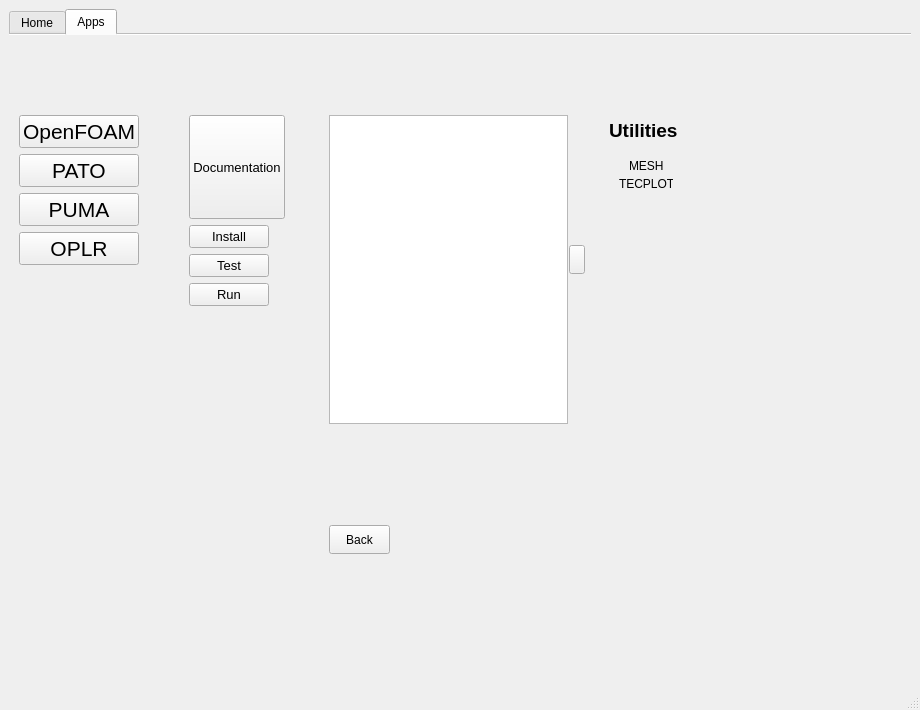
Old version of the form design.ui in the repository bahman2216/py2.
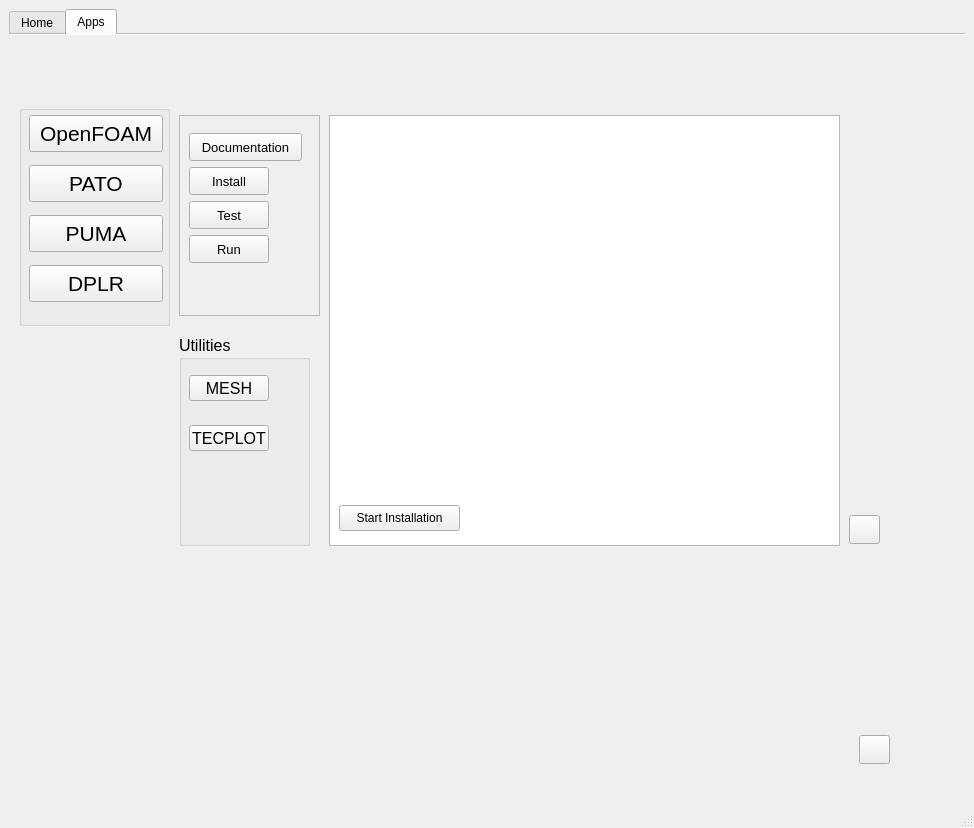
New version of the form. The open tabs and pages were chosen to show the change. Icons and pictures are not drawn.

What changed in the file:
```diff
--- a/design.ui
+++ b/design.ui
@@ -6,8 +6,8 @@
    <rect>
     <x>0</x>
     <y>0</y>
-    <width>920</width>
-    <height>710</height>
+    <width>974</width>
+    <height>828</height>
    </rect>
   </property>
   <property name="sizePolicy">
@@ -36,7 +36,7 @@
     <string notr="true"/>
    </property>
    <layout class="QGridLayout" name="gridLayout">
-    <item row="0" column="2">
+    <item row="0" column="1">
      <widget class="QTabWidget" name="tabWidget">
       <property name="sizePolicy">
        <sizepolicy hsizetype="Preferred" vsizetype="Expanding">
@@ -51,12 +51,11 @@
        </font>
       </property>
       <property name="styleSheet">
-       <string notr="true">QPushButton:focus{ background-color: #c1c1c1; }
-QPushButton:hover{ background-color: white; }
+       <string notr="true">
 </string>
       </property>
       <property name="currentIndex">
-       <number>0</number>
+       <number>1</number>
       </property>
       <property name="documentMode">
        <bool>true</bool>
@@ -77,7 +76,7 @@
        <widget class="QLabel" name="label">
         <property name="geometry">
          <rect>
-          <x>250</x>
+          <x>360</x>
           <y>20</y>
           <width>171</width>
           <height>51</height>
@@ -98,7 +97,7 @@
        <widget class="QLabel" name="label_2">
         <property name="geometry">
          <rect>
-          <x>250</x>
+          <x>360</x>
           <y>80</y>
           <width>107</width>
           <height>16</height>
@@ -114,11 +113,18 @@
           <x>30</x>
           <y>340</y>
           <width>481</width>
-          <height>201</height>
+          <height>321</height>
          </rect>
         </property>
+        <property name="font">
+         <font>
+          <pointsize>13</pointsize>
+          <weight>75</weight>
+          <bold>true</bold>
+         </font>
+        </property>
         <property name="title">
-         <string>news</string>
+         <string>News</string>
         </property>
         <widget class="QTextBrowser" name="textBrowser_2">
          <property name="geometry">
@@ -126,7 +132,7 @@
            <x>10</x>
            <y>30</y>
            <width>461</width>
-           <height>161</height>
+           <height>281</height>
           </rect>
          </property>
          <property name="html">
@@ -141,7 +147,7 @@
        <widget class="QLabel" name="logoView">
         <property name="geometry">
          <rect>
-          <x>470</x>
+          <x>710</x>
           <y>20</y>
           <width>71</width>
           <height>31</height>
@@ -157,8 +163,8 @@
        <widget class="QLabel" name="imageView">
         <property name="geometry">
          <rect>
-          <x>220</x>
-          <y>130</y>
+          <x>260</x>
+          <y>120</y>
           <width>54</width>
           <height>17</height>
          </rect>
@@ -170,7 +176,7 @@
        <widget class="QTextBrowser" name="textBrowser_3">
         <property name="geometry">
          <rect>
-          <x>460</x>
+          <x>700</x>
           <y>190</y>
           <width>171</width>
           <height>141</height>
@@ -189,192 +195,211 @@
        <attribute name="title">
         <string>Apps</string>
        </attribute>
-       <widget class="QLabel" name="label_6">
+       <widget class="QTextBrowser" name="textBrowser">
         <property name="geometry">
          <rect>
-          <x>600</x>
+          <x>320</x>
           <y>80</y>
-          <width>81</width>
-          <height>31</height>
+          <width>511</width>
+          <height>431</height>
+         </rect>
+        </property>
+        <property name="sizePolicy">
+         <sizepolicy hsizetype="Expanding" vsizetype="Expanding">
+          <horstretch>8</horstretch>
+          <verstretch>7</verstretch>
+         </sizepolicy>
+        </property>
+        <property name="sizeIncrement">
+         <size>
+          <width>7</width>
+          <height>9</height>
+         </size>
+        </property>
+        <property name="baseSize">
+         <size>
+          <width>300</width>
+          <height>500</height>
+         </size>
+        </property>
+        <property name="focusPolicy">
+         <enum>Qt::TabFocus</enum>
+        </property>
+        <property name="tabChangesFocus">
+         <bool>false</bool>
+        </property>
+       </widget>
+       <widget class="QPushButton" name="appsFullscreen">
+        <property name="geometry">
+         <rect>
+          <x>840</x>
+          <y>480</y>
+          <width>31</width>
+          <height>29</height>
+         </rect>
+        </property>
+        <property name="text">
+         <string/>
+        </property>
+        <property name="icon">
+         <iconset>
+          <normaloff>assets/images/expand.png</normaloff>assets/images/expand.png</iconset>
+        </property>
+       </widget>
+       <widget class="QPushButton" name="appsFullscreen_back">
+        <property name="geometry">
+         <rect>
+          <x>850</x>
+          <y>700</y>
+          <width>31</width>
+          <height>29</height>
+         </rect>
+        </property>
+        <property name="text">
+         <string/>
+        </property>
+        <property name="icon">
+         <iconset>
+          <normaloff>assets/images/contract.png</normaloff>assets/images/contract.png</iconset>
+        </property>
+       </widget>
+       <widget class="QGroupBox" name="utilGroupBox">
+        <property name="geometry">
+         <rect>
+          <x>170</x>
+          <y>300</y>
+          <width>131</width>
+          <height>211</height>
          </rect>
         </property>
         <property name="font">
          <font>
-          <pointsize>14</pointsize>
-          <weight>75</weight>
-          <bold>true</bold>
+          <pointsize>12</pointsize>
+          <weight>50</weight>
+          <bold>false</bold>
+          <kerning>false</kerning>
          </font>
         </property>
-        <property name="text">
+        <property name="title">
          <string>Utilities</string>
         </property>
-       </widget>
-       <widget class="QLabel" name="HeaderMenu">
+        <widget class="QPushButton" name="meshPushButton">
         <property name="geometry">
          <rect>
-          <x>330</x>
-          <y>10</y>
-          <width>171</width>
-          <height>51</height>
+           <x>10</x>
+           <y>40</y>
+           <width>80</width>
+           <height>26</height>
          </rect>
         </property>
         <property name="font">
          <font>
-          <pointsize>14</pointsize>
-          <weight>75</weight>
-          <bold>true</bold>
-         </font>
-        </property>
-        <property name="text">
-         <string/>
-        </property>
-       </widget>
-       <widget class="QLabel" name="label_3">
-        <property name="geometry">
-         <rect>
-          <x>620</x>
-          <y>120</y>
-          <width>51</width>
-          <height>21</height>
-         </rect>
+           <weight>50</weight>
+           <bold>false</bold>
+           <stylestrategy>PreferDefault</stylestrategy>
+           <kerning>false</kerning>
+          </font>
         </property>
         <property name="text">
          <string>MESH</string>
         </property>
-       </widget>
-       <widget class="QLabel" name="label_4">
+         <property name="autoDefault">
+          <bool>false</bool>
+         </property>
+         <property name="default">
+          <bool>false</bool>
+         </property>
+         <property name="flat">
+          <bool>false</bool>
+         </property>
+        </widget>
+        <widget class="QPushButton" name="tecplotPushButton">
         <property name="geometry">
          <rect>
-          <x>610</x>
-          <y>140</y>
-          <width>54</width>
-          <height>17</height>
+           <x>10</x>
+           <y>90</y>
+           <width>80</width>
+           <height>26</height>
          </rect>
         </property>
         <property name="text">
          <string>TECPLOT</string>
         </property>
        </widget>
-       <widget class="QWidget" name="layoutWidget">
+       </widget>
+       <widget class="QPushButton" name="installButton">
         <property name="geometry">
          <rect>
-          <x>280</x>
-          <y>660</y>
-          <width>139</width>
-          <height>311</height>
+          <x>330</x>
+          <y>470</y>
+          <width>121</width>
+          <height>26</height>
          </rect>
         </property>
-        <layout class="QFormLayout" name="patoLayout">
-         <property name="leftMargin">
-          <number>10</number>
-         </property>
-         <item row="0" column="0">
-          <widget class="QPushButton" name="pato_documentationButton">
-           <property name="sizePolicy">
-            <sizepolicy hsizetype="Expanding" vsizetype="Expanding">
-             <horstretch>0</horstretch>
-             <verstretch>0</verstretch>
-            </sizepolicy>
-           </property>
-           <property name="font">
-            <font>
-             <pointsize>10</pointsize>
-            </font>
-           </property>
            <property name="text">
-            <string>Documentation</string>
-           </property>
-          </widget>
-         </item>
-         <item row="1" column="0">
-          <widget class="QPushButton" name="pato_installButton">
-           <property name="maximumSize">
-            <size>
-             <width>85</width>
-             <height>30</height>
-            </size>
-           </property>
-           <property name="font">
-            <font>
-             <pointsize>10</pointsize>
-            </font>
-           </property>
-           <property name="text">
-            <string>Install</string>
-           </property>
-          </widget>
-         </item>
-         <item row="2" column="0">
-          <widget class="QPushButton" name="pato_testButton">
-           <property name="font">
-            <font>
-             <pointsize>10</pointsize>
-            </font>
-           </property>
-           <property name="text">
-            <string>Test</string>
-           </property>
-          </widget>
-         </item>
-         <item row="3" column="0">
-          <widget class="QPushButton" name="pato_runButton">
+         <string>Start Installation</string>
+        </property>
+       </widget>
+       <widget class="QListView" name="installListView">
+        <property name="geometry">
+         <rect>
+          <x>320</x>
+          <y>80</y>
+          <width>511</width>
+          <height>431</height>
+         </rect>
+        </property>
+        <property name="showDropIndicator" stdset="0">
+         <bool>false</bool>
+        </property>
+       </widget>
+       <widget class="QWidget" name="verticalLayoutWidget">
+        <property name="geometry">
+         <rect>
+          <x>0</x>
+          <y>0</y>
+          <width>961</width>
+          <height>61</height>
+         </rect>
+        </property>
+        <layout class="QHBoxLayout" name="horizontalLayout">
+         <item alignment="Qt::AlignHCenter|Qt::AlignVCenter">
+          <widget class="QLabel" name="HeaderMenu">
            <property name="font">
             <font>
-             <pointsize>10</pointsize>
+             <pointsize>14</pointsize>
+             <weight>75</weight>
+             <bold>true</bold>
             </font>
            </property>
            <property name="text">
-            <string>Run</string>
+            <string/>
            </property>
           </widget>
          </item>
         </layout>
        </widget>
-       <widget class="QWidget" name="gridLayoutWidget">
+       <widget class="QGroupBox" name="appsGroupBox">
         <property name="geometry">
          <rect>
           <x>10</x>
-          <y>80</y>
-          <width>136</width>
-          <height>188</height>
+          <y>70</y>
+          <width>151</width>
+          <height>221</height>
          </rect>
         </property>
-        <layout class="QGridLayout" name="gridLayout_3">
-         <property name="sizeConstraint">
-          <enum>QLayout::SetFixedSize</enum>
-         </property>
-         <item row="2" column="0">
-          <widget class="QPushButton" name="pumaButton">
-           <property name="font">
-            <font>
-             <pointsize>16</pointsize>
-            </font>
-           </property>
-           <property name="styleSheet">
-            <string notr="true"/>
-           </property>
-           <property name="text">
-            <string>PUMA</string>
-           </property>
-          </widget>
-         </item>
-         <item row="1" column="0">
-          <widget class="QPushButton" name="patoButton">
-           <property name="font">
-            <font>
-             <pointsize>16</pointsize>
-            </font>
-           </property>
-           <property name="styleSheet">
-            <string notr="true"/>
-           </property>
-           <property name="text">
-            <string>PATO</string>
-           </property>
-          </widget>
-         </item>
-         <item row="0" column="0">
+        <property name="title">
+         <string/>
+        </property>
           <widget class="QPushButton" name="openfoamButton">
+         <property name="geometry">
+          <rect>
+           <x>10</x>
+           <y>10</y>
+           <width>134</width>
+           <height>37</height>
+          </rect>
+         </property>
            <property name="font">
             <font>
              <pointsize>16</pointsize>
@@ -390,9 +415,57 @@
             <string>OpenFOAM</string>
            </property>
           </widget>
-         </item>
-         <item row="3" column="0">
+        <widget class="QPushButton" name="patoButton">
+         <property name="geometry">
+          <rect>
+           <x>10</x>
+           <y>60</y>
+           <width>134</width>
+           <height>37</height>
+          </rect>
+         </property>
+         <property name="font">
+          <font>
+           <pointsize>16</pointsize>
+          </font>
+         </property>
+         <property name="styleSheet">
+          <string notr="true"/>
+         </property>
+         <property name="text">
+          <string>PATO</string>
+         </property>
+        </widget>
+        <widget class="QPushButton" name="pumaButton">
+         <property name="geometry">
+          <rect>
+           <x>10</x>
+           <y>110</y>
+           <width>134</width>
+           <height>37</height>
+          </rect>
+         </property>
+         <property name="font">
+          <font>
+           <pointsize>16</pointsize>
+          </font>
+         </property>
+         <property name="styleSheet">
+          <string notr="true"/>
+         </property>
+         <property name="text">
+          <string>PUMA</string>
+         </property>
+        </widget>
           <widget class="QPushButton" name="oplrButton">
+         <property name="geometry">
+          <rect>
+           <x>10</x>
+           <y>160</y>
+           <width>134</width>
+           <height>37</height>
+          </rect>
+         </property>
            <property name="font">
             <font>
              <pointsize>16</pointsize>
@@ -402,81 +475,34 @@
             <string notr="true"/>
            </property>
            <property name="text">
-            <string>OPLR</string>
-           </property>
-          </widget>
-         </item>
-        </layout>
+          <string>DPLR</string>
+         </property>
+        </widget>
        </widget>
-       <widget class="QWidget" name="horizontalLayoutWidget_3">
+       <widget class="QFrame" name="appsQframe">
         <property name="geometry">
          <rect>
           <x>170</x>
           <y>80</y>
-          <width>134</width>
-          <height>191</height>
+          <width>141</width>
+          <height>201</height>
          </rect>
         </property>
-        <layout class="QHBoxLayout" name="horizontalLayout_4">
-         <item>
-          <layout class="QFormLayout" name="openfoamLayout">
-           <property name="leftMargin">
-            <number>10</number>
-           </property>
-           <item row="0" column="0">
-            <widget class="QPushButton" name="of_documentationButton">
-             <property name="sizePolicy">
-              <sizepolicy hsizetype="Expanding" vsizetype="Expanding">
-               <horstretch>0</horstretch>
-               <verstretch>0</verstretch>
-              </sizepolicy>
-             </property>
-             <property name="font">
-              <font>
-               <pointsize>10</pointsize>
-              </font>
-             </property>
-             <property name="styleSheet">
-              <string notr="true">
-</string>
-             </property>
-             <property name="text">
-              <string>Documentation</string>
-             </property>
-            </widget>
-           </item>
-           <item row="1" column="0">
-            <widget class="QPushButton" name="of_installButton">
-             <property name="maximumSize">
-              <size>
-               <width>85</width>
-               <height>30</height>
-              </size>
-             </property>
-             <property name="font">
-              <font>
-               <pointsize>10</pointsize>
-              </font>
-             </property>
-             <property name="text">
-              <string>Install</string>
-             </property>
-            </widget>
-           </item>
-           <item row="2" column="0">
-            <widget class="QPushButton" name="of_testButton">
-             <property name="font">
-              <font>
-               <pointsize>10</pointsize>
-              </font>
-             </property>
-             <property name="text">
-              <string>Test</string>
-             </property>
-            </widget>
-           </item>
-           <item row="3" column="0">
+        <property name="frameShape">
+         <enum>QFrame::StyledPanel</enum>
+        </property>
+        <property name="frameShadow">
+         <enum>QFrame::Raised</enum>
+        </property>
             <widget class="QPushButton" name="of_runButton">
+         <property name="geometry">
+          <rect>
+           <x>10</x>
+           <y>120</y>
+           <width>80</width>
+           <height>28</height>
+          </rect>
+         </property>
              <property name="font">
               <font>
                <pointsize>10</pointsize>
@@ -486,55 +512,85 @@
               <string>Run</string>
              </property>
             </widget>
-           </item>
-          </layout>
-         </item>
-        </layout>
-       </widget>
-       <widget class="QTextBrowser" name="textBrowser">
+        <widget class="QPushButton" name="of_testButton">
         <property name="geometry">
          <rect>
-          <x>320</x>
-          <y>80</y>
-          <width>239</width>
-          <height>309</height>
-         </rect>
-        </property>
-       </widget>
-       <widget class="QPushButton" name="appsFullscreen">
+           <x>10</x>
+           <y>86</y>
+           <width>80</width>
+           <height>28</height>
+          </rect>
+         </property>
+         <property name="font">
+          <font>
+           <pointsize>10</pointsize>
+          </font>
+         </property>
+         <property name="text">
+          <string>Test</string>
+         </property>
+        </widget>
+        <widget class="QPushButton" name="of_installButton">
         <property name="geometry">
          <rect>
-          <x>560</x>
-          <y>210</y>
-          <width>16</width>
-          <height>29</height>
-         </rect>
-        </property>
-        <property name="text">
-         <string/>
-        </property>
-        <property name="icon">
-         <iconset>
-          <normaloff>assets/images/expand.png</normaloff>assets/images/expand.png</iconset>
-        </property>
-       </widget>
-       <widget class="QPushButton" name="appsFullscreen_back">
+           <x>10</x>
+           <y>52</y>
+           <width>80</width>
+           <height>28</height>
+          </rect>
+         </property>
+         <property name="maximumSize">
+          <size>
+           <width>85</width>
+           <height>30</height>
+          </size>
+         </property>
+         <property name="font">
+          <font>
+           <pointsize>10</pointsize>
+          </font>
+         </property>
+         <property name="text">
+          <string>Install</string>
+         </property>
+        </widget>
+        <widget class="QPushButton" name="of_documentationButton">
         <property name="geometry">
          <rect>
-          <x>320</x>
-          <y>490</y>
-          <width>61</width>
-          <height>29</height>
-         </rect>
-        </property>
-        <property name="text">
-         <string>Back</string>
-        </property>
-        <property name="icon">
-         <iconset>
-          <normaloff>images/expand.png</normaloff>images/expand.png</iconset>
-        </property>
-       </widget>
+           <x>10</x>
+           <y>18</y>
+           <width>113</width>
+           <height>28</height>
+          </rect>
+         </property>
+         <property name="sizePolicy">
+          <sizepolicy hsizetype="Expanding" vsizetype="Expanding">
+           <horstretch>0</horstretch>
+           <verstretch>0</verstretch>
+          </sizepolicy>
+         </property>
+         <property name="font">
+          <font>
+           <pointsize>10</pointsize>
+          </font>
+         </property>
+         <property name="styleSheet">
+          <string notr="true"/>
+         </property>
+         <property name="text">
+          <string>Documentation</string>
+         </property>
+        </widget>
+       </widget>
+       <zorder>utilGroupBox</zorder>
+       <zorder>appsFullscreen</zorder>
+       <zorder>appsFullscreen_back</zorder>
+       <zorder>textBrowser</zorder>
+       <zorder>verticalLayoutWidget</zorder>
+       <zorder>appsGroupBox</zorder>
+       <zorder>appsQframe</zorder>
+       <zorder>installListView</zorder>
+       <zorder>installButton</zorder>
       </widget>
      </widget>
     </item>
@@ -545,7 +601,7 @@
     <rect>
      <x>0</x>
      <y>0</y>
-     <width>920</width>
+     <width>974</width>
      <height>23</height>
     </rect>
    </property>
```
Left out of the diff: 19 changed lines with no effect on the pictures. Lines whose indentation alone changed are shown as unchanged.
